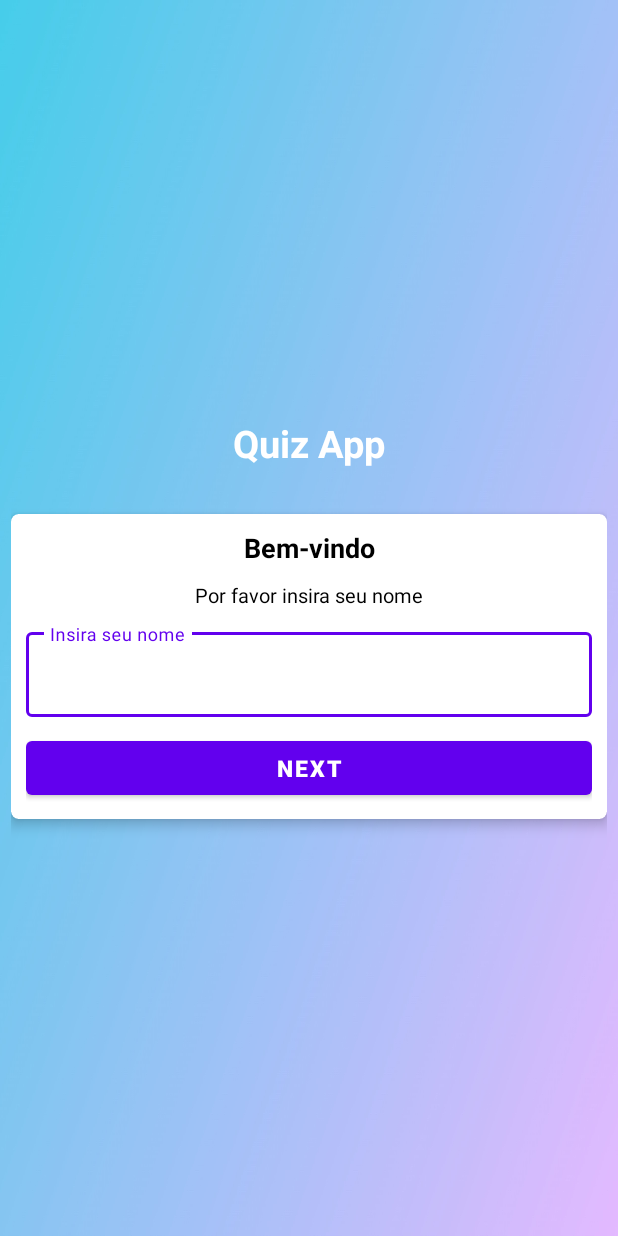
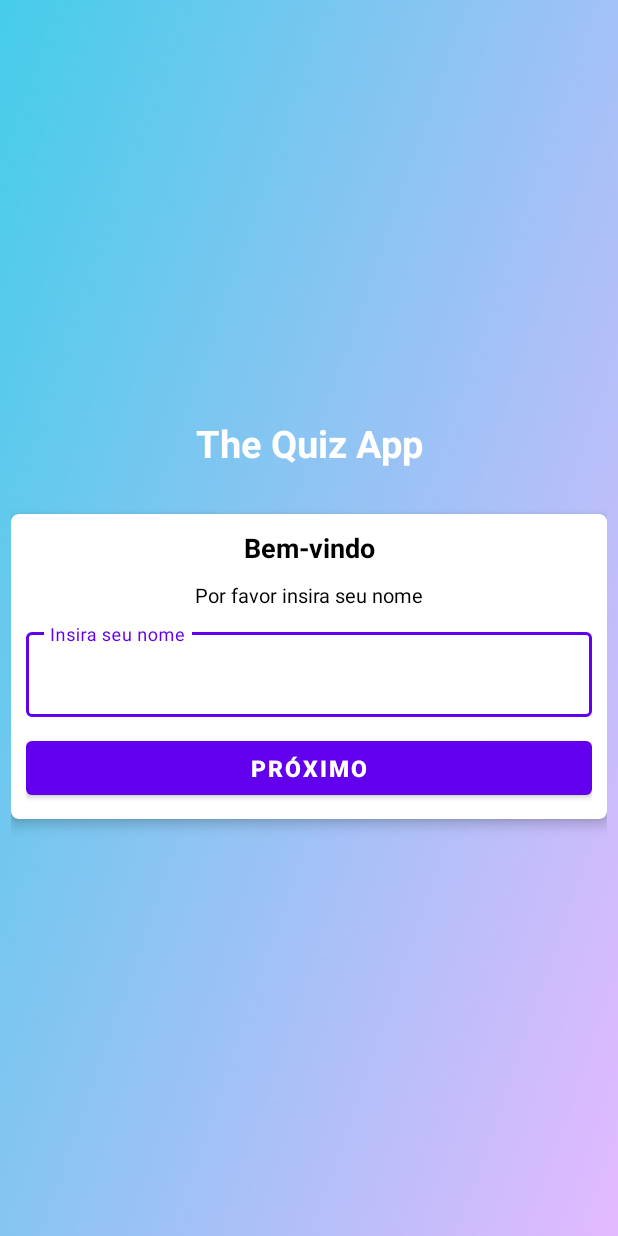
Before and after one commit to Camilay3/TheQuizzApp, an Android app: the screen it shows after launch (MainActivity), on a phone screen of 412 x 824 dp. Run offline under Robolectric (Android 15) with nearby library versions, the phone set to English and light mode, and no system bars.

Commit message:
27:05 + obs
Não consegui baixar o emulador e rodar quando o tutorial pedia, por falta da senha de acesso no momento

```diff
--- a/app/src/main/AndroidManifest.xml
+++ b/app/src/main/AndroidManifest.xml
@@ -14,6 +14,7 @@
         <activity
             android:theme="@style/Theme.MyApp"
             android:screenOrientation="portrait"
+
             android:name=".MainActivity"
             android:exported="true">
             <intent-filter>
--- a/app/src/main/res/layout/activity_main.xml
+++ b/app/src/main/res/layout/activity_main.xml
@@ -14,7 +14,7 @@
         android:layout_width="match_parent"
         android:layout_height="wrap_content"
         android:gravity="center"
-        android:text="Quiz App"
+        android:text="The Quiz App"
         android:textColor="@color/white"
         android:textSize="25sp"
         android:textStyle="bold"
@@ -68,7 +68,7 @@
                 android:layout_marginTop="10dp"
                 android:textStyle="bold"
                 android:textSize="15sp"
-                android:text="Next"/>
+                android:text="Próximo"/>
 
         </LinearLayout>
     </androidx.cardview.widget.CardView>
```
